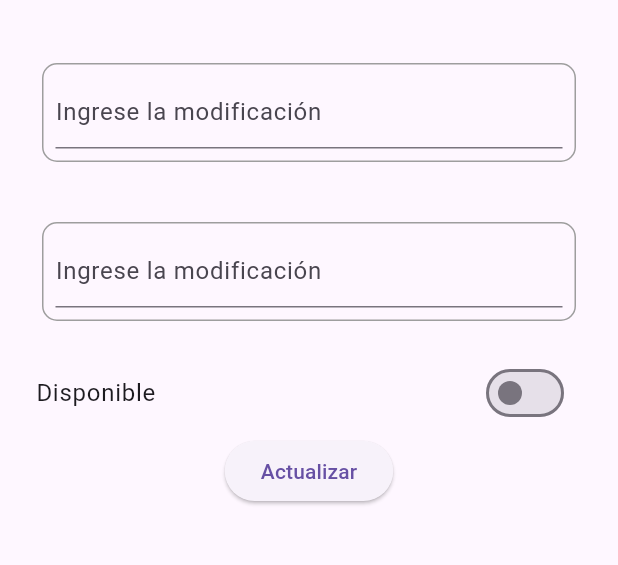
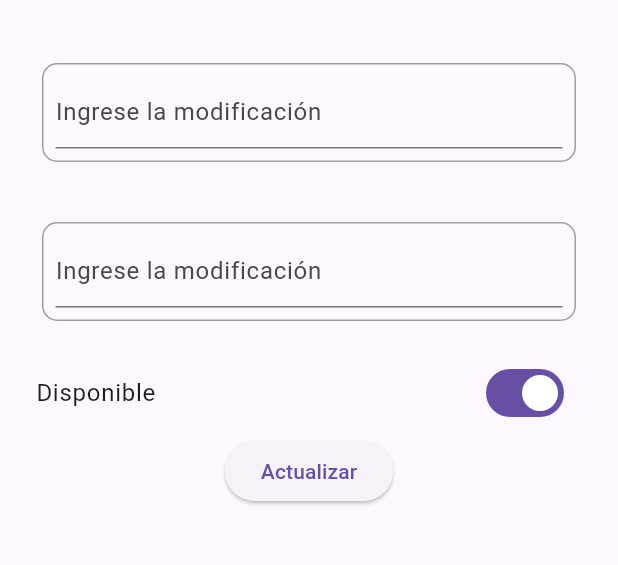
Before and after one commit to Moooon4/Administrador, a Flutter app: the EditNamePage screen opened by its route, on a phone screen of 412 x 824 dp, the part 63-628 px from its top. Run offline on Flutter 3.47's test engine with Material 3 defaults, Android fonts, the phone set to English and light mode, and no system bars; our stand-ins replace cloud_firestore, firebase_auth, firebase_core; accounts and stored records are empty.

Commit message:
Editando disponibilidad

```diff
--- a/lib/pages/edit_name_page.dart
+++ b/lib/pages/edit_name_page.dart
@@ -11,7 +11,7 @@ class EditNamePage extends StatefulWidget {
 class _EditNamePageState extends State<EditNamePage> {
   TextEditingController nameController = TextEditingController(text: "");
   TextEditingController precioController = TextEditingController(text: "");
-  bool disponible = false;
+  bool disponible = true;
 
   @override
   Widget build(BuildContext context) {
@@ -20,8 +20,11 @@ class _EditNamePageState extends State<EditNamePage> {
     nameController.text = arguments?['titulo'] ?? '';
     // Convertir a cadena y asignar cadena vacía si el valor es nulo
     precioController.text = arguments?['precio']?.toString() ?? '';
-    // Asignar valor de 'disponible' si el valor es nulo
-    disponible = arguments?['disponible'] ?? false;
+
+    // Asignar valor de 'disponible' si el valor es nulo PERO
+    // Sí, se agregad de:
+    // disponible = arguments?['disponible'] ?? true;
+    // Solo se mostrará true o false, no se podrá cambiar
 
     return Scaffold(
       appBar: AppBar(
```
